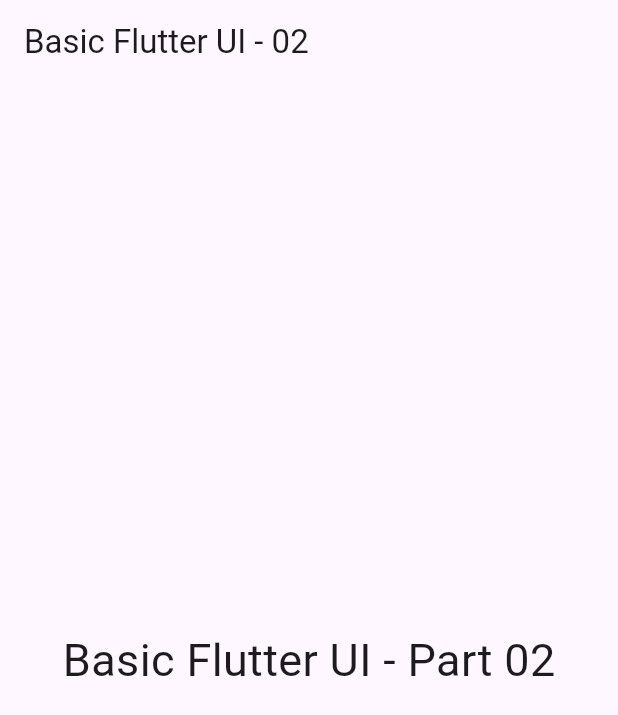
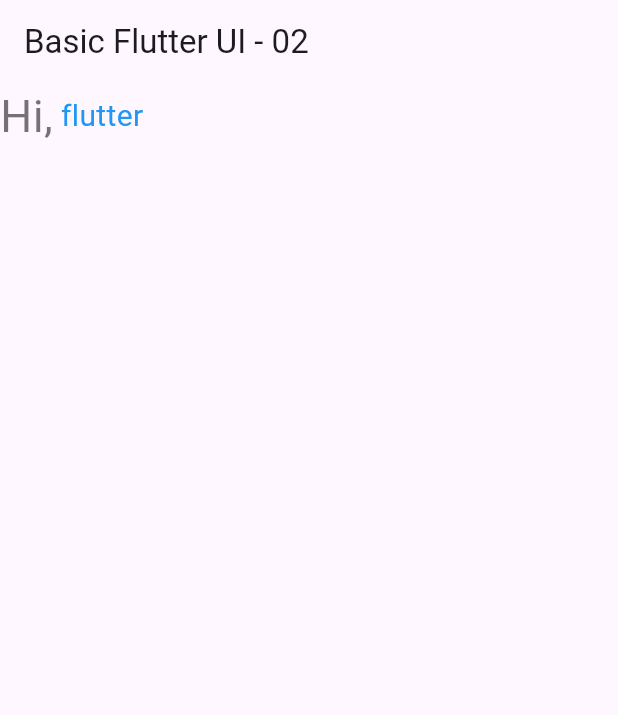
Before and after one commit to turzo1061/flutter_application_lab05, a Flutter app: the screen it shows after launch, on a phone screen of 412 x 824 dp. Shown: the top 715 px of the screen. Run offline on Flutter 3.47's test engine with Material 3 defaults, Android fonts, the phone set to English and light mode, and no system bars.

Commit message:
Added Colors

```diff
--- a/lib/main.dart
+++ b/lib/main.dart
@@ -15,14 +15,24 @@ class MyApp extends StatelessWidget {
         appBar: AppBar( // Corrected 'appbar' to 'appBar'
           title: const Text("Basic Flutter UI - 02"),
         ), // AppBar
-        body: const Center( // Added Center widget for proper alignment
-          child: Text(
-            "Basic Flutter UI - Part 02",
-            style: TextStyle(
-              fontSize: 30, // Corrected 'fontsize' to 'fontSize'
-            ), // TextStyle
-          ),
-        ), // Text
+        body: Row(
+          children: [
+            Text(
+              "Hi,",
+              style: TextStyle(
+                color: Colors.black54,
+                fontSize: 30, // Added comma between properties
+              ), // TextStyle
+            ),
+            Text(
+              " flutter",
+              style: TextStyle(
+                color: Colors.blue,
+                fontSize: 20, // Fixed typo 'bluefontsize' to 'blue, fontSize'
+              ), // TextStyle
+            ),
+          ],
+        ),
       ),
     );
   }
```
